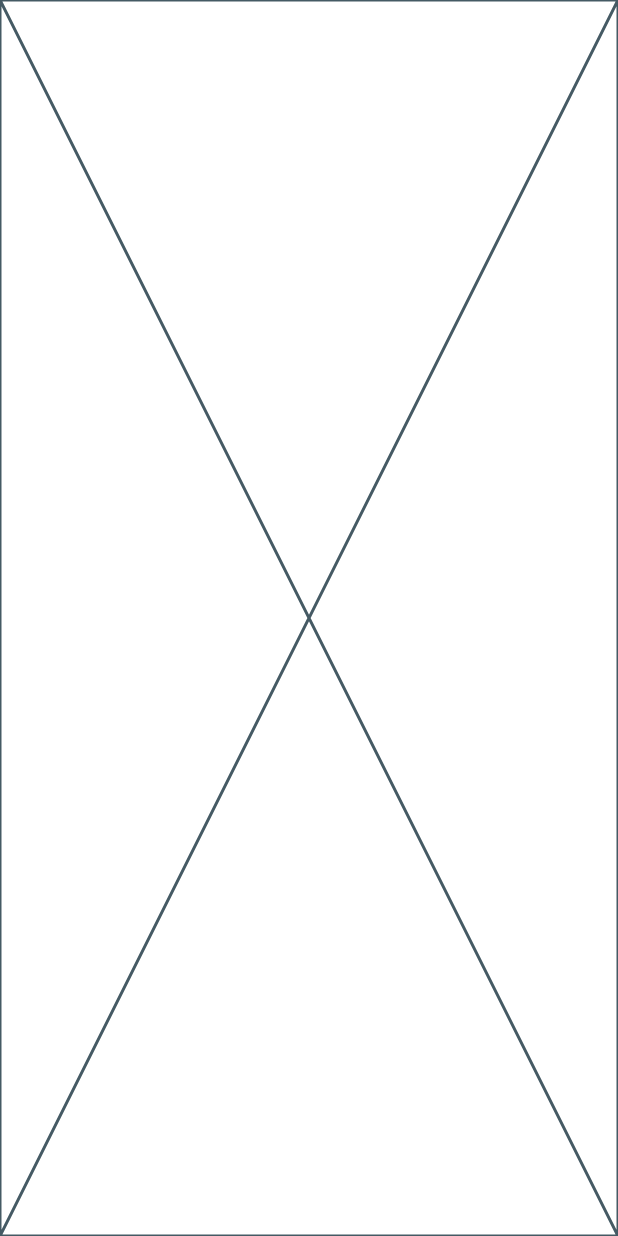
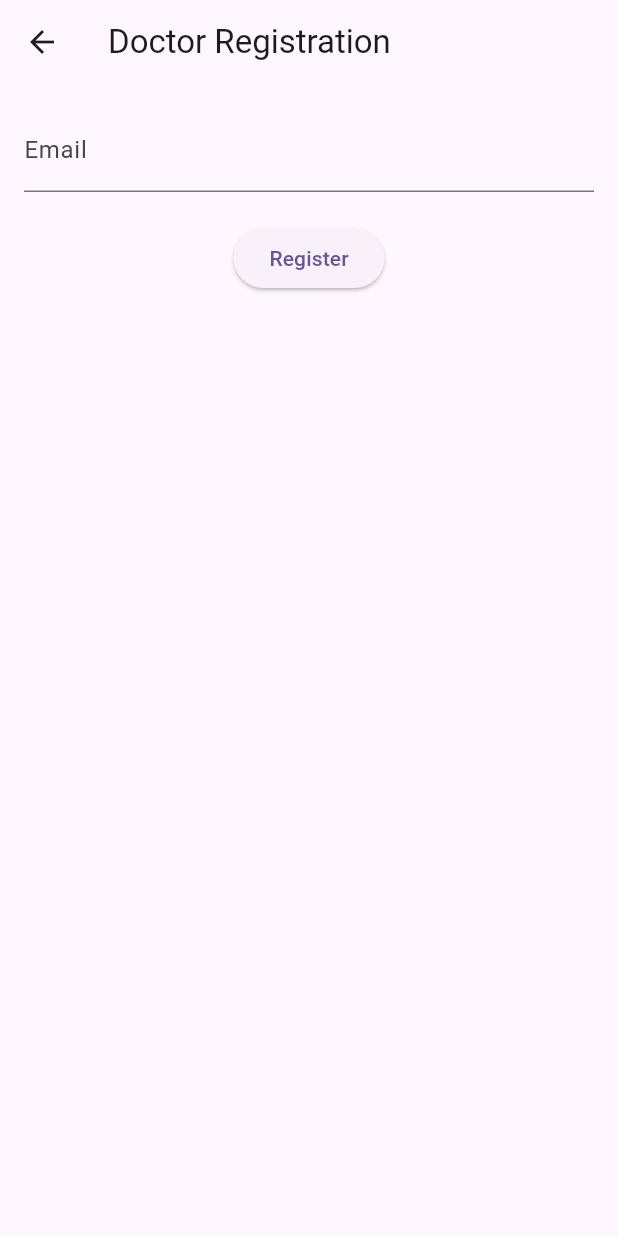
Before and after one commit to asifjahan1/Pet-Care-App, a Flutter app: the screen it shows after launch, after a tap on "Doctor", on a phone screen of 412 x 824 dp. Run offline on Flutter 3.47's test engine with Material 3 defaults, Android fonts, the phone set to English and light mode, and no system bars; our stand-ins replace cloud_firestore, firebase_auth, firebase_core; accounts and stored records are empty.

Commit message:
added doctors authentication

```diff
--- a/pet_care_app/lib/Pages/Doctor/doctor_registration_page.dart
+++ b/pet_care_app/lib/Pages/Doctor/doctor_registration_page.dart
@@ -1,15 +1,95 @@
 import 'package:flutter/material.dart';
+import 'package:firebase_auth/firebase_auth.dart';
+import 'package:cloud_firestore/cloud_firestore.dart';
+import 'package:pet_care_app/Pages/Doctor/doctor_login.dart';
 
 class DoctorRegistration extends StatefulWidget {
-  const DoctorRegistration({super.key});
+  const DoctorRegistration({required Key key}) : super(key: key);
 
   @override
   State<DoctorRegistration> createState() => _DoctorRegistrationState();
 }
 
 class _DoctorRegistrationState extends State<DoctorRegistration> {
+  final TextEditingController emailController = TextEditingController();
+  final FirebaseAuth _auth = FirebaseAuth.instance;
+  final FirebaseFirestore _firestore = FirebaseFirestore.instance;
+
+  // List of allowed email addresses for doctors
+  List<String> allowedDoctorEmails = [
+    'doctor1@example.com',
+    'doctor2@example.com',
+    // Add more allowed email addresses as needed
+  ];
+
+  String? validateEmail(String? value) {
+    if (value == null || !allowedDoctorEmails.contains(value)) {
+      return 'Only authorized doctors can register.';
+    }
+    return null;
+  }
+
+  void _registerDoctor() async {
+    try {
+      // Create Firebase user with email and a dummy password
+      UserCredential userCredential =
+          await _auth.createUserWithEmailAndPassword(
+        email: emailController.text,
+        password: 'dummyPassword',
+      );
+
+      // Add doctor details to Firestore
+      await _firestore.collection('doctors').doc(userCredential.user!.uid).set({
+        'email': emailController.text,
+        // Add more doctor details here if needed
+      });
+
+      // Navigate to doctor page after successful registration
+      Navigator.pushReplacement(
+        context,
+        MaterialPageRoute(builder: (context) => DoctorPage()),
+      );
+    } catch (e) {
+      // Handle registration errors here
+      print('Error registering doctor: $e');
+    }
+  }
+
+  @override
+  void dispose() {
+    // Dispose of the email controller when the widget is disposed
+    emailController.dispose();
+    super.dispose();
+  }
+
   @override
   Widget build(BuildContext context) {
-    return const Placeholder();
+    return Scaffold(
+      appBar: AppBar(
+        title: Text('Doctor Registration'),
+      ),
+      body: Padding(
+        padding: EdgeInsets.all(16.0),
+        child: Column(
+          crossAxisAlignment: CrossAxisAlignment.center,
+          children: <Widget>[
+            TextFormField(
+              controller: emailController,
+              decoration: InputDecoration(labelText: 'Email'),
+              validator: validateEmail,
+            ),
+            SizedBox(height: 20),
+            ElevatedButton(
+              onPressed: () {
+                if (validateEmail(emailController.text) == null) {
+                  _registerDoctor();
+                }
+              },
+              child: Text('Register'),
+            ),
+          ],
+        ),
+      ),
+    );
   }
 }
--- a/pet_care_app/lib/Pages/welcome_page.dart
+++ b/pet_care_app/lib/Pages/welcome_page.dart
@@ -25,7 +25,9 @@ class _WelcomePageState extends State<WelcomePage> {
                 Navigator.push(
                   context,
                   MaterialPageRoute(
-                      builder: (context) => const DoctorRegistration()),
+                    builder: (context) => const DoctorRegistration(
+                        key: Key('doctor_registration')),
+                  ),
                 );
               },
               child: const Text(
```
Also changed, not shown: pet_care_app/lib/Pages/Doctor/doctor_login.dart (added, +15 -0 lines).
